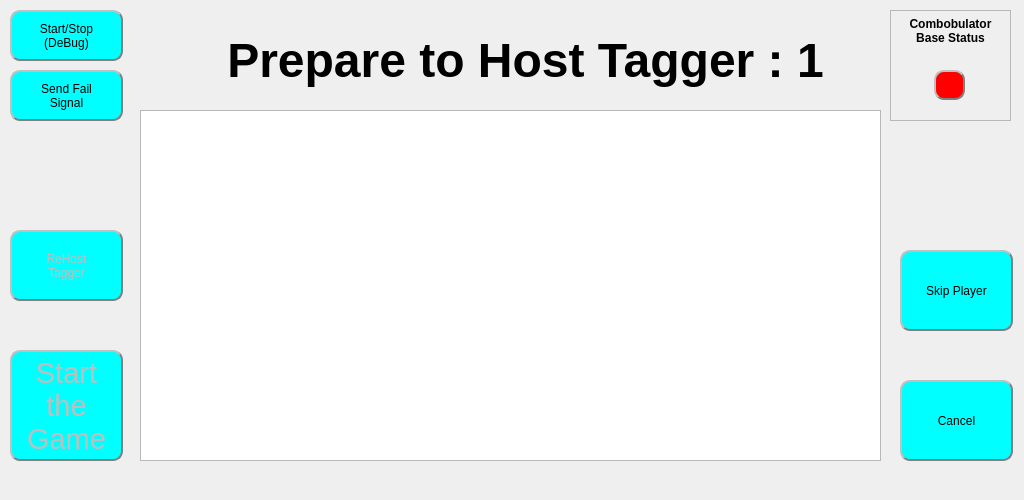
rmick/Combobulator, file HostGameWindow.ui: the form before one commit.
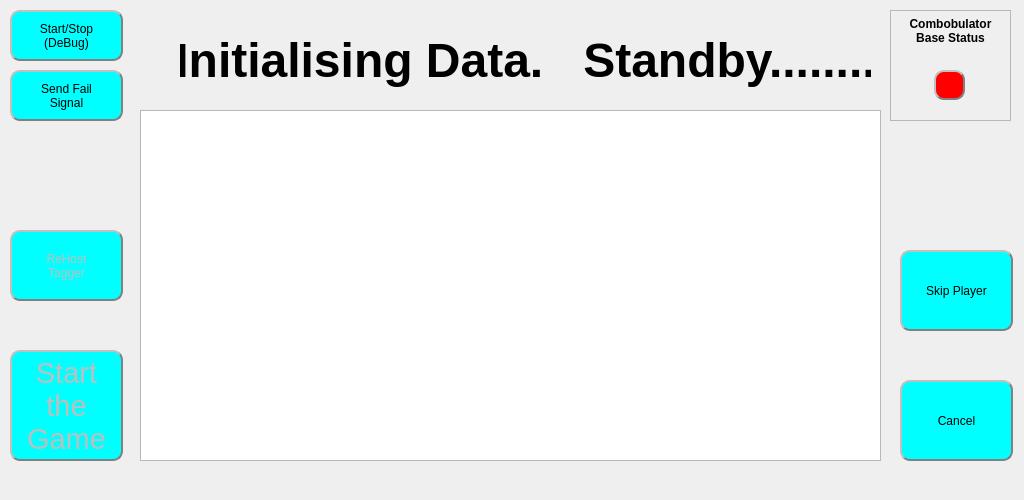
The form after the commit.

Commit message: Fixed issue with names not loading correctly (NumberOfTeams bits not set in Flags2 byte). Host Game window now shows Standby...... when first started.

The edit to the form file:
```diff
--- a/HostGameWindow.ui
+++ b/HostGameWindow.ui
@@ -171,7 +171,7 @@
     </font>
    </property>
    <property name="text">
-    <string>Prepare to Host Tagger : 1</string>
+    <string>Initialising Data.   Standby........</string>
    </property>
    <property name="scaledContents">
     <bool>true</bool>
```
The commit also changes 9 other files.
